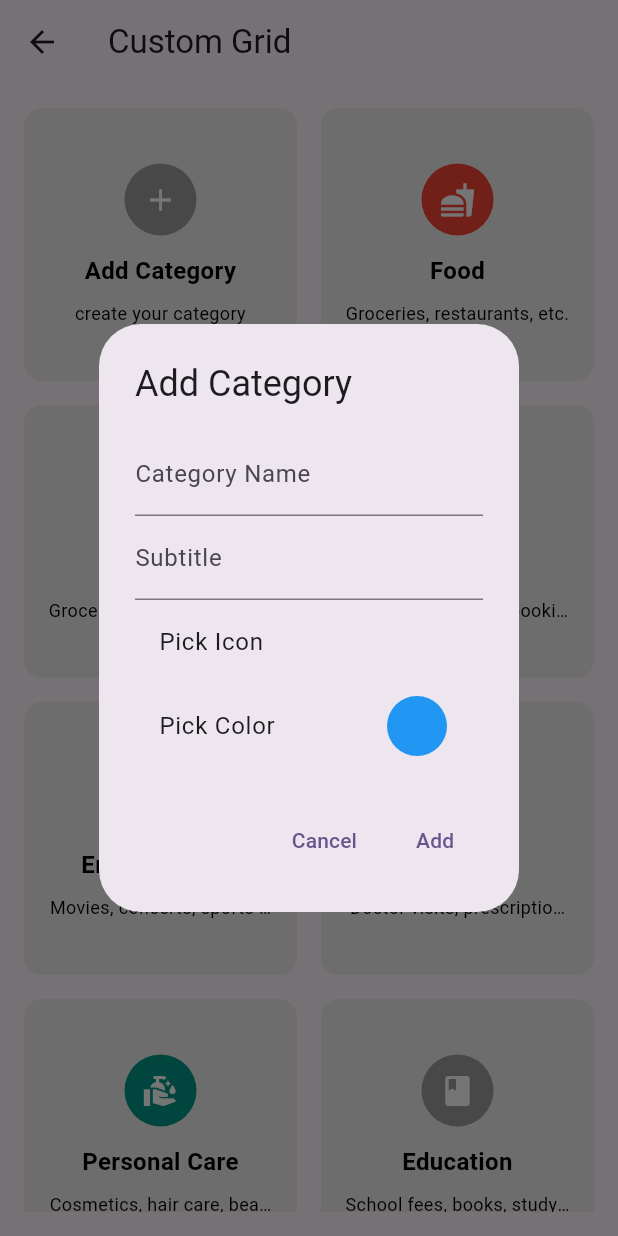
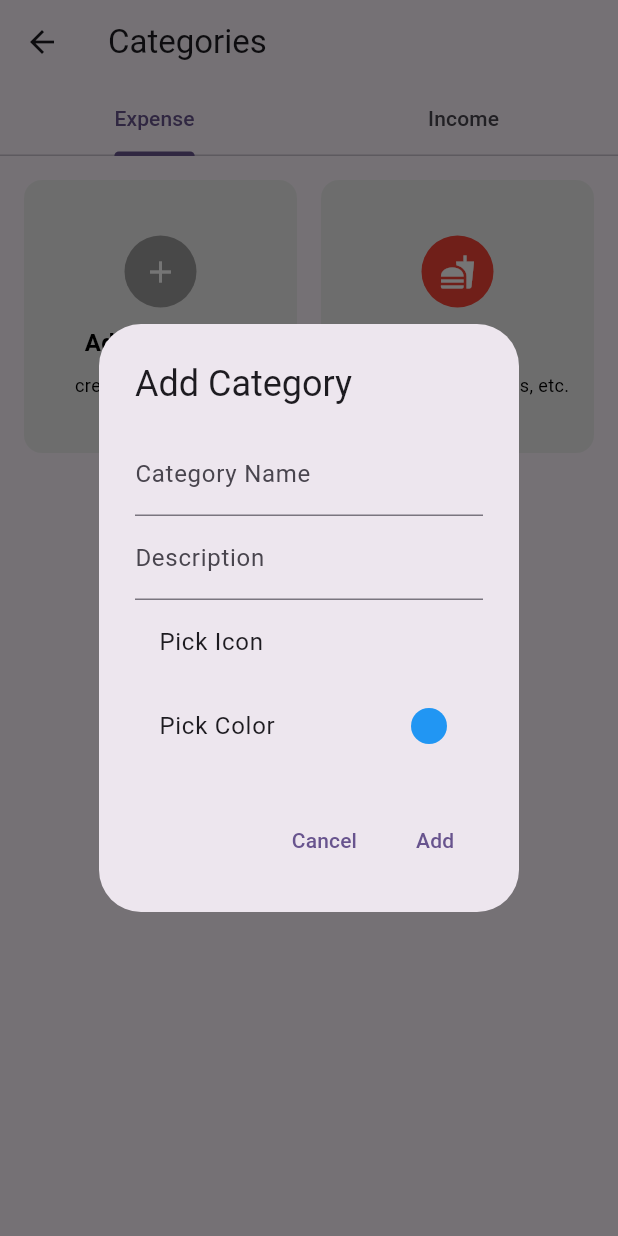
Before and after one commit to Harsh-bhai/expense-tracker-app, a Flutter app: the CategoryPage screen opened directly, after a tap on "Add Category", on a phone screen of 412 x 824 dp. Run offline on Flutter 3.47's test engine with Material 3 defaults, Android fonts, the phone set to English and light mode, and no system bars; our stand-ins replace fl_chart, flutter_colorpicker, hive, hive_flutter, permission_handler; missing offline and left inert: flutter_iconpicker, flutter_sms_inbox; accounts and stored records are empty.

Commit message:
hive added

```diff
--- a/lib/main.dart
+++ b/lib/main.dart
@@ -1,11 +1,17 @@
+import 'package:expense_tracker/models/hive_expense_categories.dart';
 import 'package:expense_tracker/provider/category_notifier.dart';
 import 'package:expense_tracker/provider/money_notifier.dart';
 import 'package:expense_tracker/screens/transactions.dart';
 import 'package:flutter/material.dart';
+import 'package:hive_flutter/hive_flutter.dart';
 import 'package:provider/provider.dart';
 
 void main() async {
   WidgetsFlutterBinding.ensureInitialized();
+  await Hive.initFlutter();
+  Hive.registerAdapter(HiveExpenseCateogryAdapter());
+
+
   runApp(
     MultiProvider(
       providers: [
--- /dev/null
+++ b/lib/models/hive_expense_categories.dart
@@ -0,0 +1,16 @@
+import 'package:expense_tracker/models/listtile_model.dart';
+import 'package:hive/hive.dart';
+
+part 'hive_expense_categories.g.dart';
+
+@HiveType(typeId: 1)
+class HiveExpenseCateogry extends HiveObject {
+  HiveExpenseCateogry({required this.key, required this.categories});
+  @override
+  @HiveField(0)
+  String key;
+
+  @HiveField(1)
+  List<ListTileModel> categories;
+
+}
--- a/lib/provider/category_notifier.dart
+++ b/lib/provider/category_notifier.dart
@@ -1,100 +1,23 @@
 import 'package:flutter/material.dart';
+import 'package:hive/hive.dart';
 import '../models/listtile_model.dart';
 
 class CateogryNotifier extends ChangeNotifier {
-  final List<ListTileModel> _categories = [
-    const ListTileModel(
-      title: 'Food',
-      subtitle: 'Groceries, restaurants, etc.',
-      icon: Icons.fastfood,
-      categoryName: "food",
-      bgColor: Colors.red
-    ),
-    const ListTileModel(
-      title: 'Shopping',
-      subtitle: 'Groceries, restaurants, etc.',
-      icon: Icons.shopping_bag,
-      categoryName: "shopping",
-      bgColor: Colors.blue
-    ),
-    const ListTileModel(
-      title: 'Traveling',
-      subtitle: 'Flight tickets, hotel bookings, etc.',
-      icon: Icons.flight,
-      categoryName: "travelling",
-      bgColor: Colors.orange
-    ),
-    const ListTileModel(
-      title: 'Entertainment',
-      subtitle: 'Movies, concerts, sports events, etc.',
-      icon: Icons.movie,
-      categoryName: "entertainment",
-      bgColor: Colors.purple
-    ),
-    const ListTileModel(
-      title: 'Medical',
-      subtitle: 'Doctor visits, prescription medications, etc.',
-      icon: Icons.medical_information,
-      categoryName: "medical",
-      bgColor: Colors.brown
-    ),
-    const ListTileModel(
-      title: 'Personal Care',
-      subtitle: 'Cosmetics, hair care, beauty products, etc.',
-      icon: Icons.clean_hands,
-      categoryName: "personalCare",
-      bgColor: Colors.teal
-    ),
-    const ListTileModel(
-      title: 'Education',
-      subtitle: 'School fees, books, study materials, etc.',
-      icon: Icons.book,
-      categoryName: "education",
-      bgColor: Colors.grey
-    ),
-    const ListTileModel(
-      title: 'Household Bills',
-      subtitle: 'Gas, electricity, water, internet bills, etc.',
-      icon: Icons.receipt_long,
-      categoryName: "householdBills",
-      bgColor: Colors.yellow
-    ),
-    const ListTileModel(
-      title: 'Investments',
-      subtitle: 'Stocks, bonds, mutual funds, etc.',
-      icon: Icons.trending_up,
-      categoryName: "investment",
-      bgColor: Colors.lightGreen
-    ),
-    const ListTileModel(
-      title: 'Rent',
-      subtitle: 'House rent, shop rent, etc.',
-      icon: Icons.home,
-      categoryName: "rent",
-      bgColor: Colors.red
-    ),
-    const ListTileModel(
-      title: 'Taxes',
-      subtitle: 'Income tax, house tax, etc.',
-      icon: Icons.request_quote,
-      categoryName: "tax",
-      bgColor: Colors.green
-    ),
-    const ListTileModel(
-      title: 'Insurance',
-      subtitle: 'Car insurance, health insurance, etc.',
-      icon: Icons.attach_money,
-      categoryName: "insurance",
-      bgColor: Colors.pink
-    ),
-    const ListTileModel(
-      title: 'Gifts',
-      subtitle: 'Gifts, donations, etc.',
-      icon: Icons.card_giftcard,
-      categoryName: "gifts",
-      bgColor: Colors.green
-    ),
-  ];
+  final List<ListTileModel> _expenseCategories = [];
 
-  List<ListTileModel> get categories => _categories;
+  final List<ListTileModel> _incomeCategories = [];
+
+  List<ListTileModel> get expenseCategories => _expenseCategories;
+  List<ListTileModel> get incomeCategories => _incomeCategories;
+
+// get categories from hive
+  void getCategories() {
+    final box = Hive.box<ListTileModel>("categories");
+
+    notifyListeners();
+  }
+  void updateCategories() {
+    final box = Hive.box<ListTileModel>("categories");
+    notifyListeners();
+  }
 }
--- a/lib/screens/categories.dart
+++ b/lib/screens/categories.dart
@@ -6,7 +6,16 @@ import 'package:flutter_colorpicker/flutter_colorpicker.dart';
 import 'package:provider/provider.dart';
 import 'package:flutter_iconpicker/flutter_iconpicker.dart';
 
-class CategoryPage extends StatelessWidget {
+class CategoryPage extends StatefulWidget {
+  const CategoryPage({super.key});
+
+  @override
+  State<CategoryPage> createState() => _CategoryPageState();
+}
+
+class _CategoryPageState extends State<CategoryPage>
+    with TickerProviderStateMixin {
+  late TabController _tabController;
   final ListTileModel addCategory = const ListTileModel(
     title: 'Add Category',
     subtitle: 'create your category',
@@ -15,19 +24,65 @@ class CategoryPage extends StatelessWidget {
     bgColor: Colors.grey,
   );
 
-  const CategoryPage({super.key});
+  @override
+  void initState() {
+    super.initState();
+    _tabController = TabController(length: 2, vsync: this);
+  }
+
+  @override
+  void dispose() {
+    _tabController.dispose();
+    super.dispose();
+  }
 
   @override
   Widget build(BuildContext context) {
     CateogryNotifier categoryNotifier = Provider.of<CateogryNotifier>(context);
+    List<ListTileModel> ExpenseCateogry = [const ListTileModel(
+      title: 'Food',
+      subtitle: 'Groceries, restaurants, etc.',
+      icon: Icons.fastfood,
+      categoryName: "food",
+      bgColor: Colors.red
+    ),
+    ...categoryNotifier.expenseCategories,
+    ];
+    List<ListTileModel> IncomeCateogry = [    const ListTileModel(
+      title: 'Salary',
+      subtitle: 'Monthly salary',
+      icon: Icons.attach_money,
+      categoryName: "salary",
+      bgColor: Colors.green
+    ),
+    ...categoryNotifier.incomeCategories,
+    ];
     return Scaffold(
       appBar: AppBar(
-        title: const Text('Custom Grid'),
+        title: const Text('Categories'),
+        bottom: TabBar(
+          controller: _tabController,
+          tabs: const [
+            Tab(text: 'Expense'),
+            Tab(text: 'Income'),
+          ],
         ),
-      body: Padding(
+      ),
+      body: TabBarView(
+        controller: _tabController,
+        children: [
+          categoryView(ExpenseCateogry),
+          categoryView(IncomeCateogry),
+        ],
+      ),
+    );
+  }
+
+  Padding categoryView(List<ListTileModel> categoryList) {
+    return Padding(
       padding: const EdgeInsets.all(16.0),
       child: GridView.builder(
-          itemCount: categoryNotifier.categories.length + 1,
+        itemCount: categoryList.length + 1,
         gridDelegate: const SliverGridDelegateWithFixedCrossAxisCount(
           crossAxisCount: 2,
           mainAxisSpacing: 16.0,
@@ -41,17 +96,15 @@ class CategoryPage extends StatelessWidget {
               onTap: () {
                 showDialog(
                     context: context,
-                      builder: (context) =>
-                          addCategoryDialog(context: context));
+                    builder: (context) => addCategoryDialog(context: context));
               },
               child: CategoryBox(category: addCategory),
             );
           } else {
             return CategoryBox(
-                  category: categoryNotifier.categories[index - 1]);
+                category: categoryList[index - 1]);
           }
         },
-        ),
       ),
     );
   }
@@ -64,7 +117,9 @@ class CategoryPage extends StatelessWidget {
 
     return AlertDialog(
       title: const Text('Add Category'),
-    content: SingleChildScrollView(
+      content: StatefulBuilder(
+        builder: (BuildContext context, StateSetter setState) {
+          return SingleChildScrollView(
             child: Column(
               children: [
                 TextField(
@@ -76,20 +131,29 @@ class CategoryPage extends StatelessWidget {
                 TextField(
                   controller: subtitleController,
                   decoration: const InputDecoration(
-              labelText: 'Subtitle',
+                    labelText: 'Description',
                   ),
                 ),
                 ListTile(
                   title: const Text('Pick Icon'),
-            trailing: selectedIcon != null ? Icon(selectedIcon) : null,
+                  trailing: selectedIcon != null
+                      ? Icon(
+                          selectedIcon,
+                          size: 30,
+                        )
+                      : null,
                   onTap: () async {
-              IconData? icon = await showIconPicker(
-                context,
-                iconPackModes: <IconPack>[IconPack.material, IconPack.cupertino],
+                    IconData? icon = await showIconPicker(context,
+                        iconPackModes: <IconPack>[
+                          IconPack.material,
+                          IconPack.cupertino
+                        ],
                         showSearchBar: true,
-              );
+                        closeChild: const Text("OK"));
                     if (icon != null) {
+                      setState(() {
                         selectedIcon = icon;
+                      });
                     }
                   },
                 ),
@@ -97,6 +161,7 @@ class CategoryPage extends StatelessWidget {
                   title: const Text('Pick Color'),
                   trailing: CircleAvatar(
                     backgroundColor: selectedColor,
+                    radius: 12,
                   ),
                   onTap: () {
                     showDialog(
@@ -108,7 +173,9 @@ class CategoryPage extends StatelessWidget {
                             child: ColorPicker(
                               pickerColor: selectedColor,
                               onColorChanged: (Color color) {
+                                setState(() {
                                   selectedColor = color;
+                                });
                               },
                             ),
                           ),
@@ -127,11 +194,12 @@ class CategoryPage extends StatelessWidget {
                 ),
               ],
             ),
+          );
+        },
       ),
       actions: [
         TextButton(
           onPressed: () {
-            // Handle Cancel
             Navigator.of(context).pop();
           },
           child: const Text('Cancel'),
--- a/pubspec.yaml
+++ b/pubspec.yaml
@@ -34,6 +34,9 @@ dependencies:
   flutter_sms_inbox: ^1.0.3
   flutter_iconpicker: ^3.4.4
   flutter_colorpicker: ^1.1.0
+  hive: ^2.2.3
+  hive_flutter: ^1.1.0
+
 
   # The following adds the Cupertino Icons font to your application.
   # Use with the CupertinoIcons class for iOS style icons.
@@ -41,6 +44,9 @@ dependencies:
   provider: ^6.1.2
   path: ^1.9.0
   args: ^2.5.0
+  fl_chart: ^0.68.0
+  hive_generator: ^2.0.1
+  build_runner: ^2.4.9
 
 dev_dependencies:
   flutter_test:
```
Also changed, not shown: lib/screens/pie_chart.dart (added, +96 -0 lines), lib/screens/settings_page.dart (+11 -10 lines), lib/models/hive_expense_categories.g.dart (added), pubspec.lock, 1 other file. Lines whose indentation alone changed are shown as unchanged.
